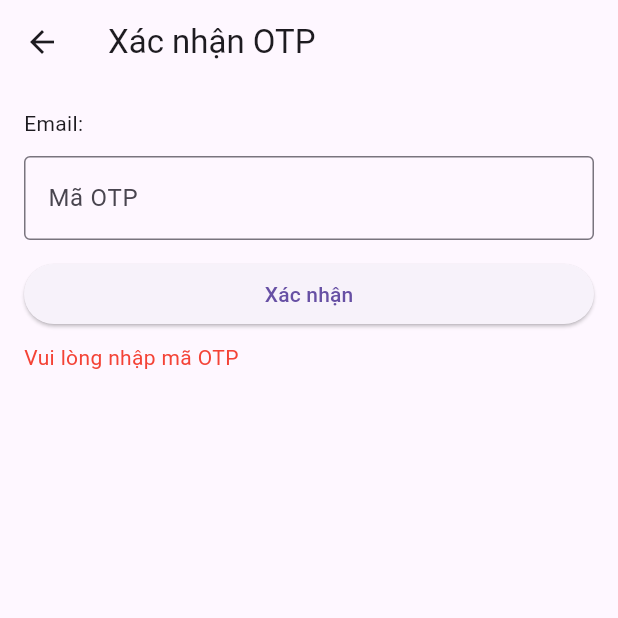
After one commit to trungdq3305/park-smart, a Flutter app: the RegisterOtpScreen screen opened by its route, after a tap on "Xác nhận", on a phone screen of 412 x 824 dp, the top half of it. The commit adds this screen. Run offline on Flutter 3.47's test engine with Material 3 defaults, Android fonts, the phone set to English and light mode, and no system bars; our stand-ins replace flutter_dotenv, flutter_secure_storage, google_sign_in; accounts and stored records are empty.

Commit message:
register otp

```diff
--- a/mobile/lib/main.dart
+++ b/mobile/lib/main.dart
@@ -6,6 +6,7 @@ import 'package:mobile/screens/user/home_screen.dart';
 import 'package:mobile/utils/custom_http_overrides.dart';
 import 'screens/auth/login_screen.dart';
 import 'screens/auth/register_screen.dart';
+import 'screens/auth/register_otp_screen.dart';
 import 'screens/main/main_wrapper.dart';
 
 Future<void> main() async {
@@ -33,6 +34,11 @@ class MyApp extends StatelessWidget {
       routes: {
         '/login': (context) => const LoginScreen(),
         '/register': (context) => const RegisterScreen(),
+        // Truyền email bằng arguments: Navigator.pushNamed(context, '/register-otp', arguments: 'email@example.com')
+        '/register-otp': (context) {
+          final args = ModalRoute.of(context)?.settings.arguments as String?;
+          return RegisterOtpScreen(email: args ?? '');
+        },
         '/main': (context) => const MainWrapper(),
         '/home': (context) => const HomeScreen(),
         // '/details': (context) => const DetailScreen(), // KHÔNG navbar
--- /dev/null
+++ b/mobile/lib/screens/auth/register_otp_screen.dart
@@ -0,0 +1,99 @@
+import 'package:flutter/material.dart';
+import '../../services/auth_service.dart';
+
+class RegisterOtpScreen extends StatefulWidget {
+  final String email;
+  const RegisterOtpScreen({super.key, required this.email});
+
+  @override
+  State<RegisterOtpScreen> createState() => _RegisterOtpScreenState();
+}
+
+class _RegisterOtpScreenState extends State<RegisterOtpScreen> {
+  final TextEditingController _otpController = TextEditingController();
+  bool _isLoading = false;
+  String? _errorMessage;
+
+  @override
+  void dispose() {
+    _otpController.dispose();
+    super.dispose();
+  }
+
+  Future<void> _confirm() async {
+    final code = _otpController.text.trim();
+    if (code.isEmpty) {
+      setState(() => _errorMessage = 'Vui lòng nhập mã OTP');
+      return;
+    }
+    setState(() {
+      _isLoading = true;
+      _errorMessage = null;
+    });
+    try {
+      final res = await AuthService().confirmRegister(
+        email: widget.email,
+        otpCode: code,
+      );
+      ScaffoldMessenger.of(context).showSnackBar(
+        SnackBar(
+          content: Text(res['message']?.toString() ?? 'Xác nhận thành công'),
+        ),
+      );
+      if (!mounted) return;
+      Navigator.pushReplacementNamed(context, '/login');
+    } catch (e) {
+      setState(
+        () => _errorMessage = e.toString().replaceFirst('Exception: ', ''),
+      );
+    } finally {
+      if (mounted) setState(() => _isLoading = false);
+    }
+  }
+
+  @override
+  Widget build(BuildContext context) {
+    return Scaffold(
+      appBar: AppBar(title: const Text('Xác nhận OTP')),
+      body: Padding(
+        padding: const EdgeInsets.all(16),
+        child: Column(
+          crossAxisAlignment: CrossAxisAlignment.start,
+          children: [
+            Text('Email: ${widget.email}'),
+            const SizedBox(height: 12),
+            TextField(
+              controller: _otpController,
+              keyboardType: TextInputType.number,
+              decoration: const InputDecoration(
+                labelText: 'Mã OTP',
+                border: OutlineInputBorder(),
+              ),
+            ),
+            const SizedBox(height: 12),
+            SizedBox(
+              width: double.infinity,
+              child: ElevatedButton(
+                onPressed: _isLoading ? null : _confirm,
+                child: _isLoading
+                    ? const SizedBox(
+                        width: 20,
+                        height: 20,
+                        child: CircularProgressIndicator(
+                          strokeWidth: 2,
+                          color: Colors.white,
+                        ),
+                      )
+                    : const Text('Xác nhận'),
+              ),
+            ),
+            if (_errorMessage != null) ...[
+              const SizedBox(height: 8),
+              Text(_errorMessage!, style: const TextStyle(color: Colors.red)),
+            ],
+          ],
+        ),
+      ),
+    );
+  }
+}
--- a/mobile/lib/screens/auth/register_screen.dart
+++ b/mobile/lib/screens/auth/register_screen.dart
@@ -78,7 +78,7 @@ class _RegisterScreenState extends State<RegisterScreen> {
       );
 
       if (mounted) {
-        Navigator.pushReplacementNamed(context, '/login');
+        Navigator.pushNamed(context, '/register-otp', arguments: email);
       }
     } catch (e) {
       String message = e.toString();
--- a/mobile/pubspec.yaml
+++ b/mobile/pubspec.yaml
@@ -39,6 +39,7 @@ dependencies:
   shared_preferences: ^2.5.3
   flutter_secure_storage: ^9.2.4
   flutter_dotenv: ^6.0.0
+  google_sign_in: ^6.2.1
 
 dev_dependencies:
   flutter_test:
```
Also changed, not shown: mobile/lib/screens/auth/login_screen.dart (+38 -1 lines), mobile/lib/services/auth_service.dart (+35 -0 lines), mobile/pubspec.lock, 1 other file.
